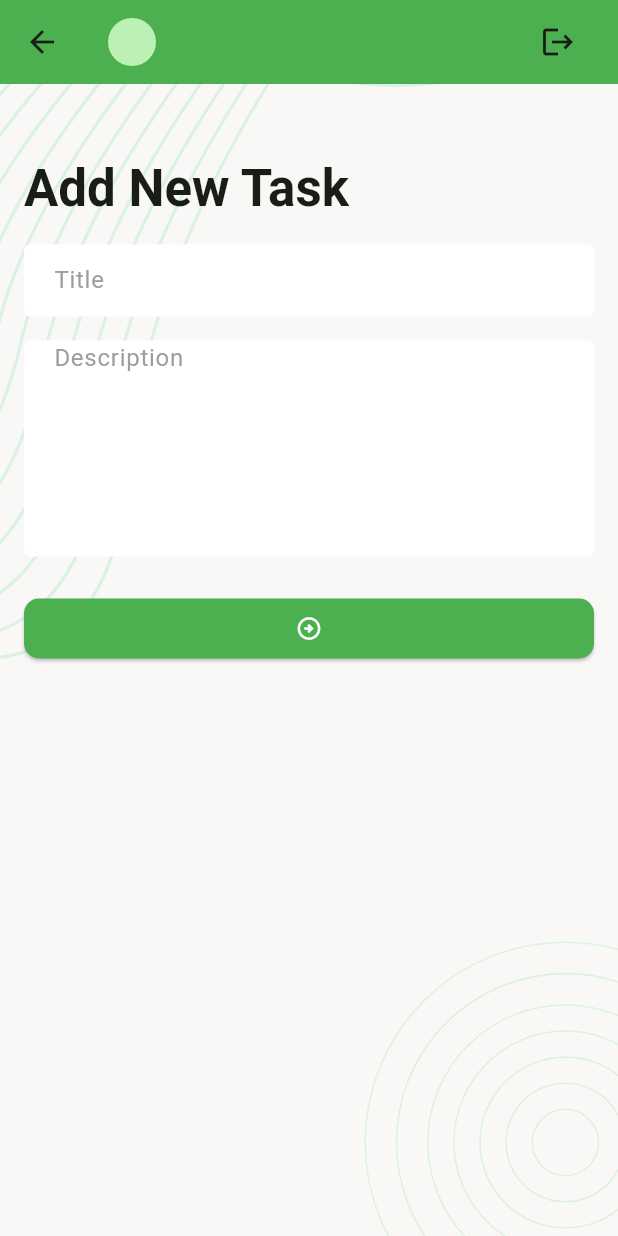
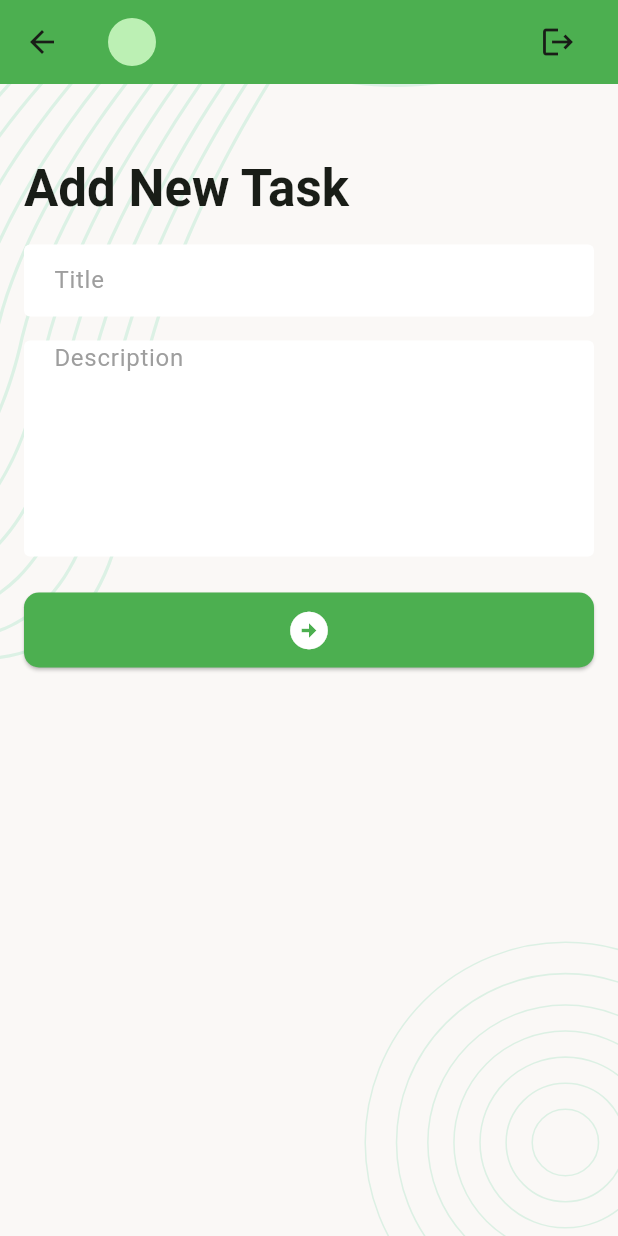
Before and after one commit to 07fahim/task_manager, a Flutter app: the AddNewTaskScreen screen opened directly, on a phone screen of 412 x 824 dp. Run offline on Flutter 3.47's test engine with Material 3 defaults, Android fonts, the phone set to English and light mode, and no system bars; our stand-ins replace flutter_svg, pin_code_fields, shared_preferences; accounts and stored records are empty.

Commit message:
add new task

```diff
--- a/lib/UI/Screens/add_new_task_screen.dart
+++ b/lib/UI/Screens/add_new_task_screen.dart
@@ -73,7 +73,7 @@ class _AddNewTaskScreenState extends State<AddNewTaskScreen> {
                   height: 24,
                 ),
                 Visibility(
-                  visible: _addNewTaskInProgress==false,
+                  visible: _addNewTaskInProgress == false,
                   replacement: const CenteredCircularProgressIndicator(),
                   child: ElevatedButton(
                       onPressed: () {
@@ -81,7 +81,10 @@ class _AddNewTaskScreenState extends State<AddNewTaskScreen> {
                           _createNewTask();
                         }
                       },
-                      child: const Icon(Icons.arrow_circle_right_outlined)),
+                      child: const Icon(
+                        Icons.arrow_circle_right,
+                        size: 30,
+                      )),
                 ),
               ],
             ),
@@ -113,7 +116,7 @@ class _AddNewTaskScreenState extends State<AddNewTaskScreen> {
     }
   }
 
-  void _clearTextField(){
+  void _clearTextField() {
     _titleTextController.clear();
     _descriptionTextController.clear();
   }
```
